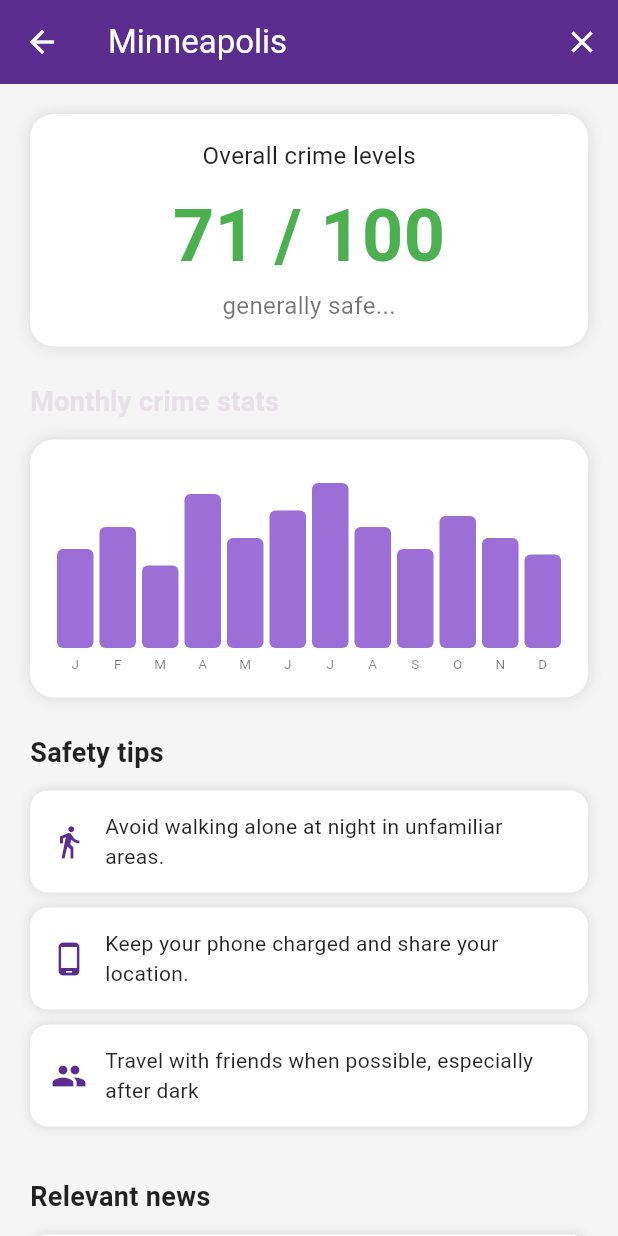
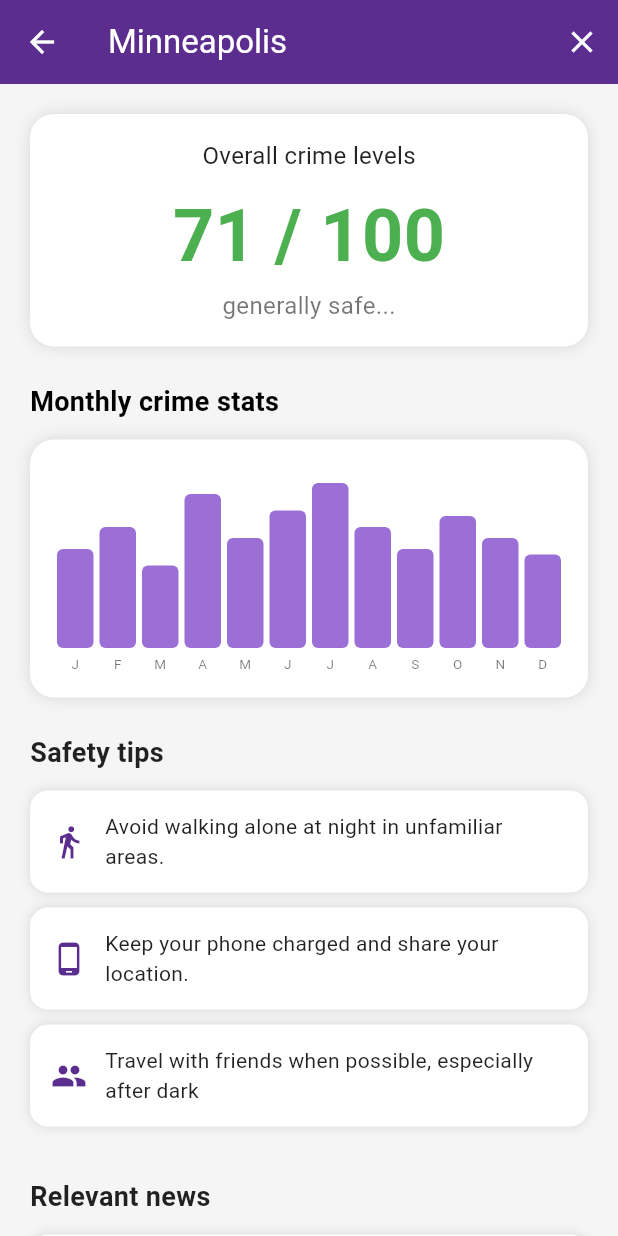
Before and after one commit to tvisha-t/techno-app, a Flutter app: the screen it shows after launch, after a tap on "Log in", after a tap on the "close" icon, after a tap on "Minneapolis", on a phone screen of 412 x 824 dp. Run offline on Flutter 3.47's test engine with Material 3 defaults, Android fonts, the phone set to English and light mode, and no system bars; our stand-ins replace flutter_map, latlong2.

Commit message:
changed text color (#4)

```diff
--- a/app_yay/lib/city_detail_screen.dart
+++ b/app_yay/lib/city_detail_screen.dart
@@ -80,7 +80,7 @@
             // ── monthly bar chart ────────────────────────────────
             const Text(
               'Monthly crime stats',
-              style: TextStyle(fontSize: 18, fontWeight: FontWeight.bold),
+              style: TextStyle(fontSize: 18, fontWeight: FontWeight.bold, color: Colors.black),
             ),
             const SizedBox(height: 12),
             _sectionCard(
```
